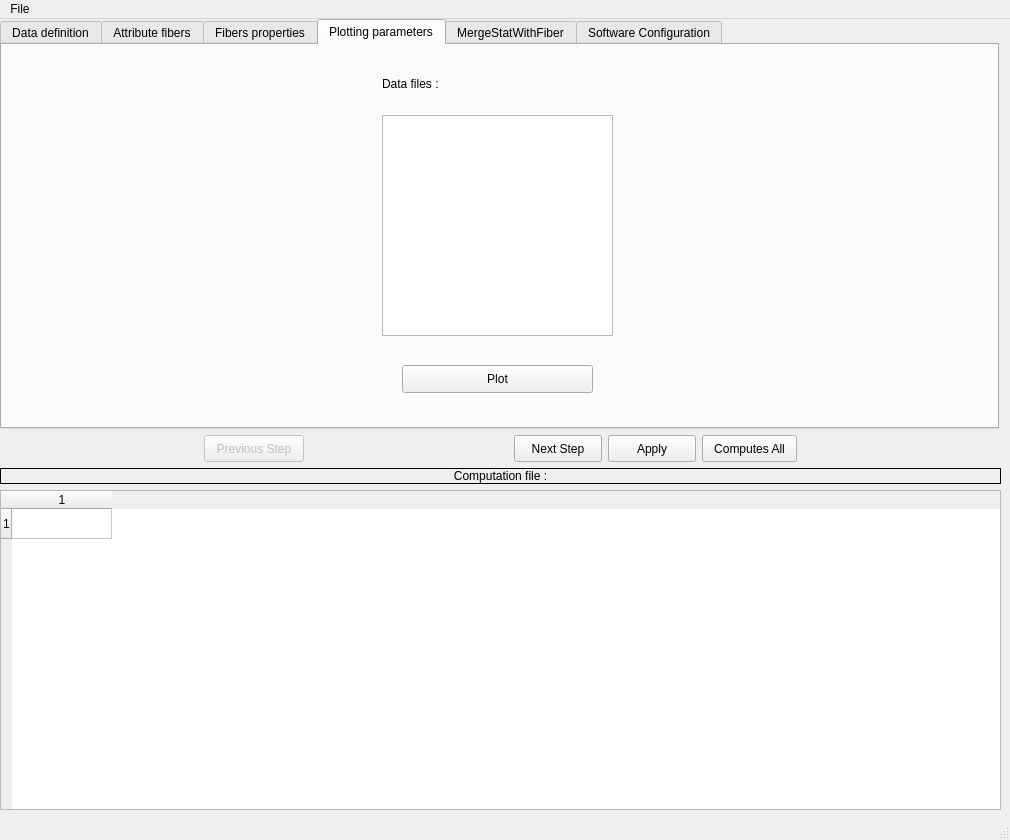
Before: the Qt Designer form Applications/DTIAtlasFiberAnalyzer/DTIAtlasFiberAnalyzerguiwindow.ui in NIRALUser/DTIFiberTractStatistics, drawn with Qt 5.
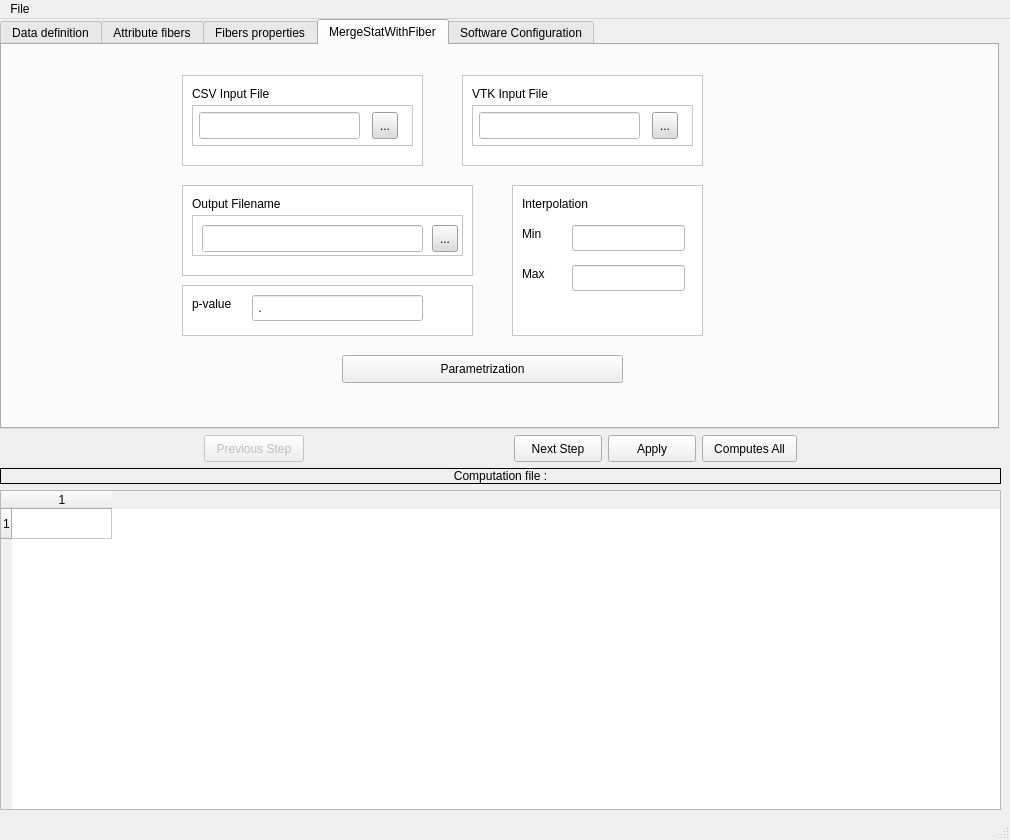
After: the same form once the commit is applied. The open tabs and pages were chosen to show the change.

Commit message: ENH: tab "plotting parameters" removed, bugged if used with several properties. nextstep, previousstep functionalities improved. FiberPostProcess used in fiberprocessing (dtitractstat) now create a temporary output file instead of rewriting the input file.

What changed in the file:
```diff
--- a/Applications/DTIAtlasFiberAnalyzer/DTIAtlasFiberAnalyzerguiwindow.ui
+++ b/Applications/DTIAtlasFiberAnalyzer/DTIAtlasFiberAnalyzerguiwindow.ui
@@ -1594,47 +1594,6 @@
          </layout>
         </widget>
        </widget>
-       <widget class="QWidget" name="Step4">
-        <attribute name="title">
-         <string>Plotting parameters</string>
-        </attribute>
-        <widget class="QListWidget" name="DataFilesList">
-         <property name="geometry">
-          <rect>
-           <x>380</x>
-           <y>70</y>
-           <width>231</width>
-           <height>221</height>
-          </rect>
-         </property>
-        </widget>
-        <widget class="QLabel" name="DataFilesTitle">
-         <property name="geometry">
-          <rect>
-           <x>380</x>
-           <y>30</y>
-           <width>241</width>
-           <height>17</height>
-          </rect>
-         </property>
-         <property name="text">
-          <string>Data files :</string>
-         </property>
-        </widget>
-        <widget class="QPushButton" name="PlotButton">
-         <property name="geometry">
-          <rect>
-           <x>400</x>
-           <y>320</y>
-           <width>191</width>
-           <height>28</height>
-          </rect>
-         </property>
-         <property name="text">
-          <string>Plot</string>
-         </property>
-        </widget>
-       </widget>
        <widget class="QWidget" name="MergeStatWithFiber">
         <attribute name="title">
          <string>MergeStatWithFiber</string>
```
Left out of the diff: 2 changed lines with no effect on the pictures. The commit also changes 3 other files.
